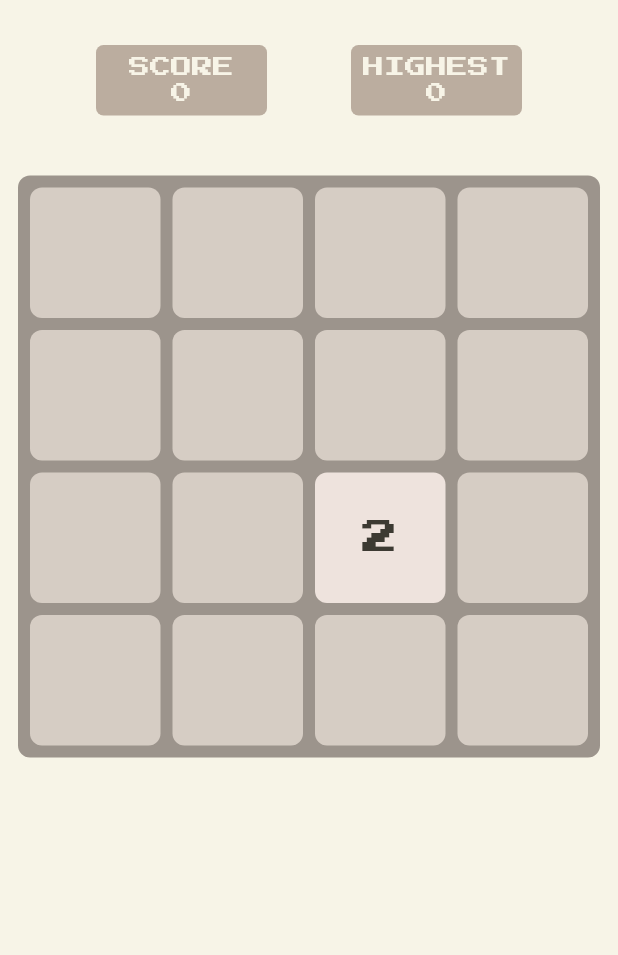
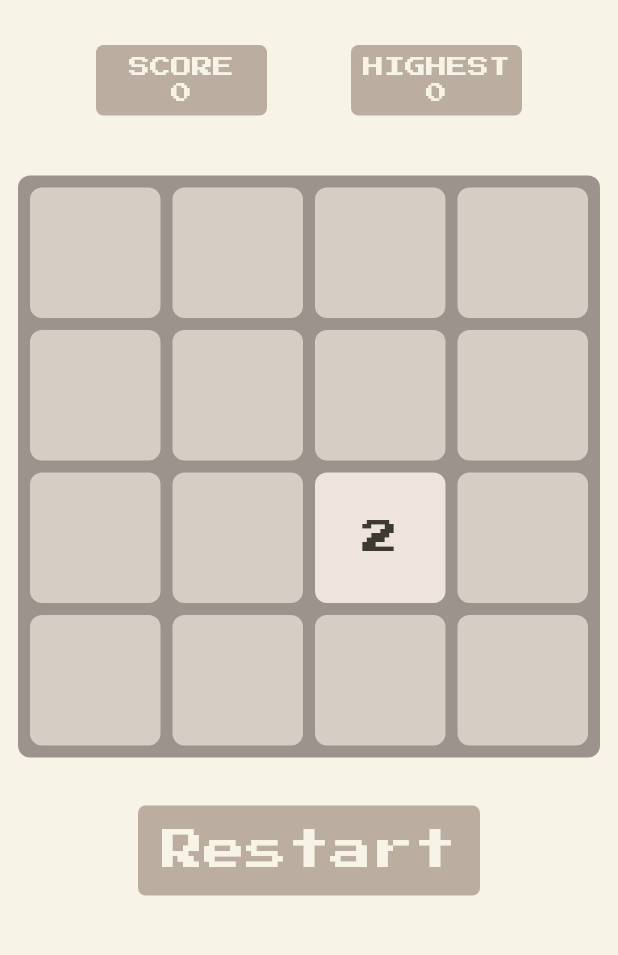
Before and after one commit to HeckCodes/game2048, a Flutter app: the screen it shows after launch, on a phone screen of 412 x 824 dp, the part 117-1072 px from its top. Run offline on Flutter 3.47's test engine with Material 2 defaults, Android fonts, the phone set to English and light mode, and no system bars; our stand-ins replace shared_preferences; missing offline and left inert: audiofileplayer.

Commit message:
fixed widget bugs

```diff
--- a/lib/board.dart
+++ b/lib/board.dart
@@ -43,8 +43,6 @@ class _BoardState extends State<Board> {
   List<Node> nodesForVerticalMovement = [];
   List<Node> nodesForhorizontalMovement = [];
   List<int> baseValues = [2, 2, 2, 2, 4, 4, 4, 8, 8, 16];
-
-  bool isGameOver = false;
 
   generateGameMatrix() {
     setState(() {
@@ -281,9 +279,6 @@ class _BoardState extends State<Board> {
     }
     if (endGameCheck1 && endGameCheck2) {
       widget.saveHighestScore();
-      setState(() {
-        isGameOver = true;
-      });
     }
   }
 
@@ -434,8 +429,7 @@ class _BoardState extends State<Board> {
                 ),
               ),
             ),
-            isGameOver
-                ? Padding(
+            Padding(
               padding: const EdgeInsets.all(32.0),
               child: Center(
                 child: InkWell(
@@ -447,9 +441,6 @@ class _BoardState extends State<Board> {
                     }
                     generateGameMatrix();
                     widget.setScoreToZero();
-                          setState(() {
-                            isGameOver = false;
-                          });
                   },
                   child: Container(
                     decoration: BoxDecoration(
@@ -469,8 +460,7 @@ class _BoardState extends State<Board> {
                   ),
                 ),
               ),
-                  )
-                : const SizedBox(),
+            ),
           ],
         ),
       ),
--- a/lib/main.dart
+++ b/lib/main.dart
@@ -1,5 +1,3 @@
-import 'dart:math';
-
 import 'package:flutter/material.dart';
 import 'package:game2048/board.dart';
 import 'package:game2048/node.dart';
```
Lines whose indentation alone changed are shown as unchanged.
